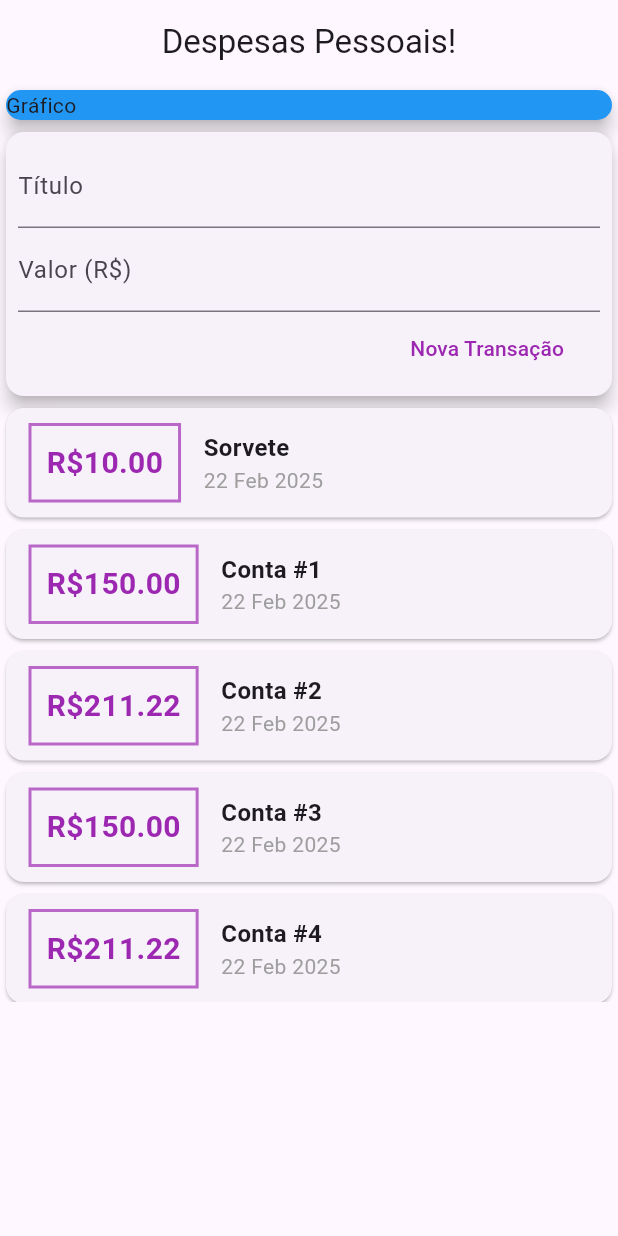
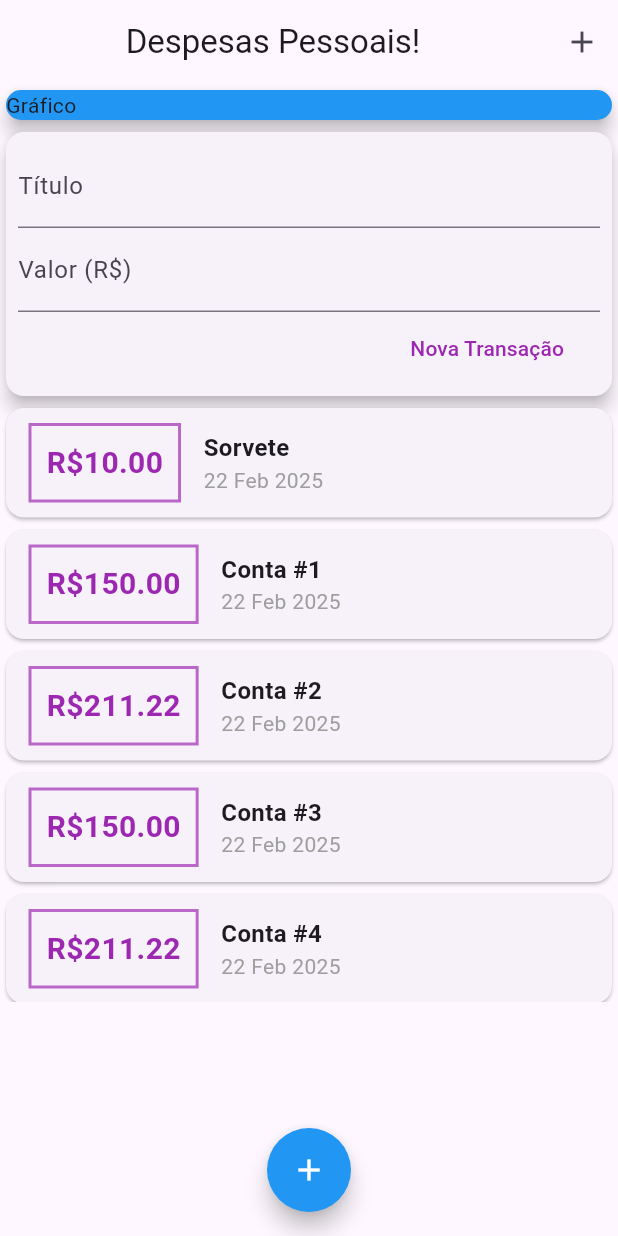
Before and after one commit to gabznavas/dart-flutter-apps, a Flutter app: the screen it shows after launch, on a phone screen of 412 x 824 dp. Run offline on Flutter 3.47's test engine with Material 3 defaults, Android fonts, the phone set to English and light mode, and no system bars.

Commit message:
floating action and app bar action

```diff
--- a/expenses_flutter/lib/main.dart
+++ b/expenses_flutter/lib/main.dart
@@ -25,6 +25,7 @@ class MyHomePage extends StatelessWidget {
           width: double.infinity,
           child: Text('Despesas Pessoais!', textAlign: TextAlign.center),
         ),
+        actions: [IconButton(onPressed: () {}, icon: Icon(Icons.add))],
       ),
       body: SingleChildScrollView(
         child: Column(
@@ -41,6 +42,13 @@ class MyHomePage extends StatelessWidget {
           ],
         ),
       ),
+      floatingActionButton: FloatingActionButton(
+        shape: CircleBorder(),
+        backgroundColor: Colors.blue,
+        onPressed: () {},
+        child: Icon(Icons.add, color: Colors.white),
+      ),
+      floatingActionButtonLocation: FloatingActionButtonLocation.centerFloat,
     );
   }
 }
```
